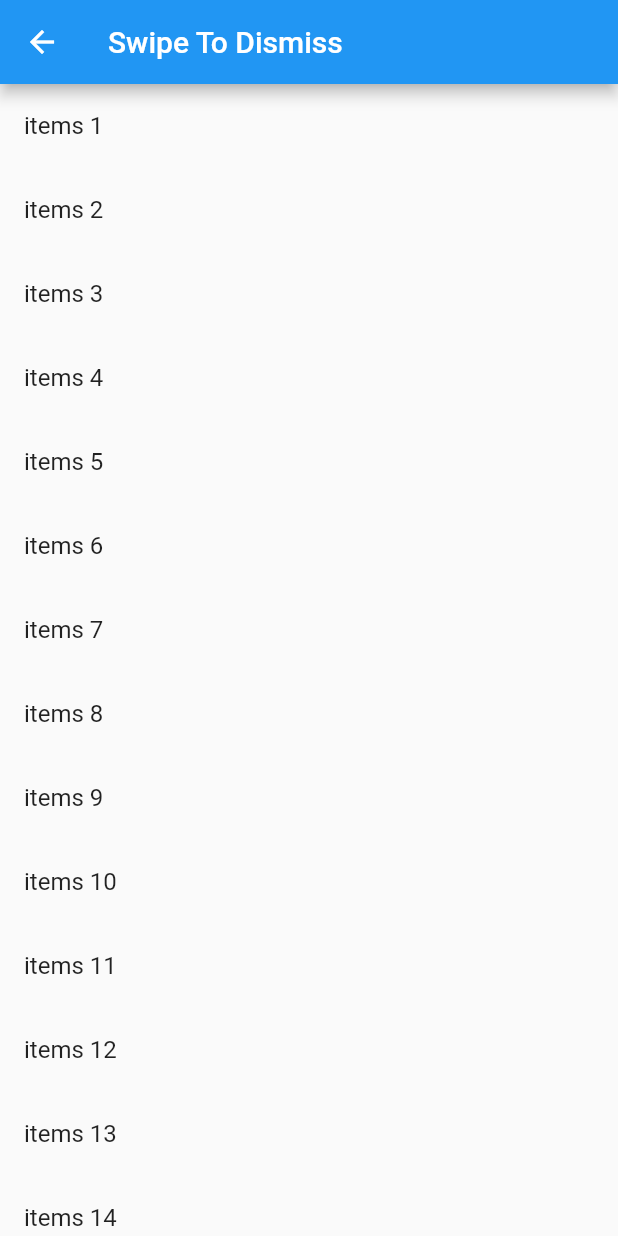
After one commit to dltkdals-4en/flutter_middle_class, a Flutter app: the screen it shows after launch, after a tap on "SwipeToDismiss", on a phone screen of 412 x 824 dp. The commit adds this screen. Run offline on Flutter 3.47's test engine with Material 2 defaults, Android fonts, the phone set to English and light mode, and no system bars.

```diff
--- a/lib/main.dart
+++ b/lib/main.dart
@@ -1,8 +1,10 @@
 import 'package:flutter/material.dart';
 import 'package:flutter_middle_class/pratice/my_drawer.dart';
 import 'package:flutter_middle_class/pratice/my_form_validation.dart';
+import 'package:flutter_middle_class/pratice/my_method_channel.dart';
 import 'package:flutter_middle_class/pratice/my_orientation.dart';
 import 'package:flutter_middle_class/pratice/my_snack_bar.dart';
+import 'package:flutter_middle_class/pratice/my_swipe_to_dismiss.dart';
 import 'package:flutter_middle_class/pratice/my_tap_controller.dart';
 import 'package:flutter_middle_class/pratice/animated_opacity.dart';
 import 'pratice/animated_container.dart';
@@ -120,6 +122,26 @@ class _MyPageState extends State<MyPage> {
                   ));
             },
           ),
+          ListTile(
+            title: Text('SwipeToDismiss'),
+            onTap: () {
+              Navigator.push(
+                  context,
+                  MaterialPageRoute(
+                    builder: (context) => MySwipeToDismiss(),
+                  ));
+            },
+          ),
+          ListTile(
+            title: Text('MethodChannel'),
+            onTap: () {
+              Navigator.push(
+                  context,
+                  MaterialPageRoute(
+                    builder: (context) => MyMethodChannel(),
+                  ));
+            },
+          ),
         ],
       ),
     );
--- /dev/null
+++ b/lib/pratice/my_swipe_to_dismiss.dart
@@ -0,0 +1,40 @@
+import 'package:flutter/material.dart';
+
+class MySwipeToDismiss extends StatefulWidget {
+  const MySwipeToDismiss({Key key}) : super(key: key);
+
+  @override
+  _MySwipeToDismissState createState() => _MySwipeToDismissState();
+}
+
+class _MySwipeToDismissState extends State<MySwipeToDismiss> {
+  final items = List<String>.generate(20, (i) => "items ${i + 1}");
+
+  @override
+  Widget build(BuildContext context) {
+    return Scaffold(
+      appBar: AppBar(
+        title: Text('Swipe To Dismiss'),
+      ),
+      body: ListView.builder(
+        itemCount: items.length,
+        itemBuilder: (context, index) {
+          final item = items[index];
+          return Dismissible(
+            key: Key(item),
+            onDismissed: (direction) {
+              setState(() {
+                items.removeAt(index);
+              });
+            },
+            child: ListTile(
+              title: Text('${items[index]}'),
+            ),
+            direction: DismissDirection.startToEnd,
+            background: Container(color: Colors.red,),
+          );
+        },
+      ),
+    );
+  }
+}
```
Also changed, not shown: lib/pratice/my_method_channel.dart (added, +50 -0 lines), 2 other files.
